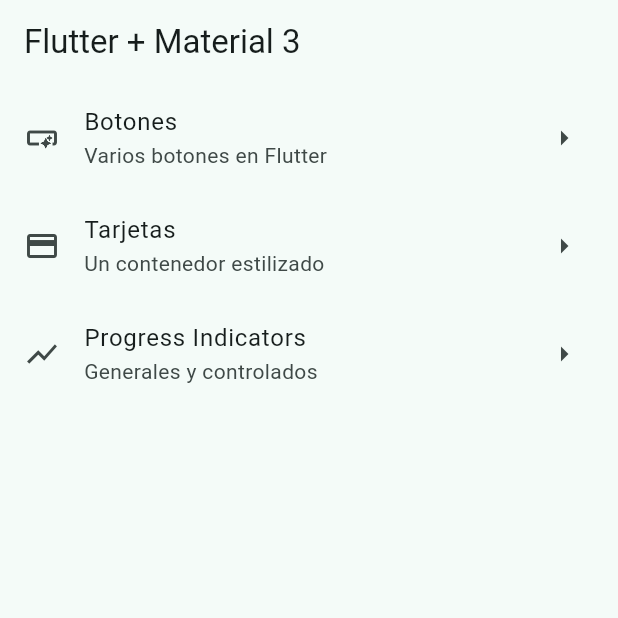
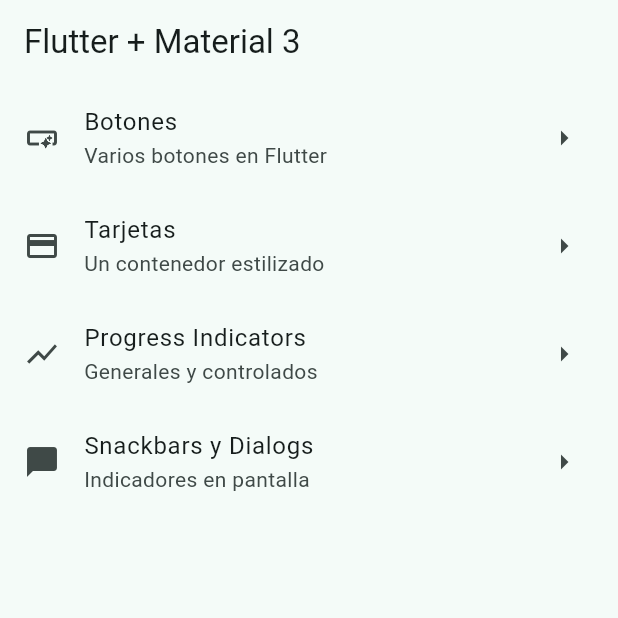
Before and after one commit to auth3rz/app_widgets, a Flutter app: the screen it shows after launch, on a phone screen of 412 x 824 dp, the top half of it. Run offline on Flutter 3.47's test engine with Material 3 defaults, Android fonts, the phone set to English and light mode, and no system bars; our stand-ins replace go_router.

Commit message:
snackbars dialogs terminado

```diff
--- a/lib/config/goRuter/go_router.dart
+++ b/lib/config/goRuter/go_router.dart
@@ -31,5 +31,12 @@
         return const ProgressScreen();
       },
     ),
+    GoRoute(
+      path: '/snackbars',
+      name: SnackbarScreen.name,
+      builder: (context, state) {
+        return const SnackbarScreen();
+      },
+    ),
   ],
 );
--- a/lib/main.dart
+++ b/lib/main.dart
@@ -12,6 +12,7 @@
   @override
   Widget build(BuildContext context) {
     return MaterialApp.router(
+      title: 'WidgetsAPP',
       routerConfig: appRouter,
       debugShowCheckedModeBanner: false,
       theme: AppTheme(selectedColor: 1).getTheme(),
--- a/lib/menu/menu_item.dart
+++ b/lib/menu/menu_item.dart
@@ -33,4 +33,10 @@
     link: '/progress',
     icon: Icons.show_chart_sharp,
   ),
+  MenuItem(
+    title: 'Snackbars y Dialogs',
+    subTitle: 'Indicadores en pantalla',
+    link: '/snackbars',
+    icon: Icons.messenger_rounded,
+  ),
 ];
```
Also changed, not shown: lib/presentation/screens/snackbar/snackbar_screen.dart (+65 -1 lines).
